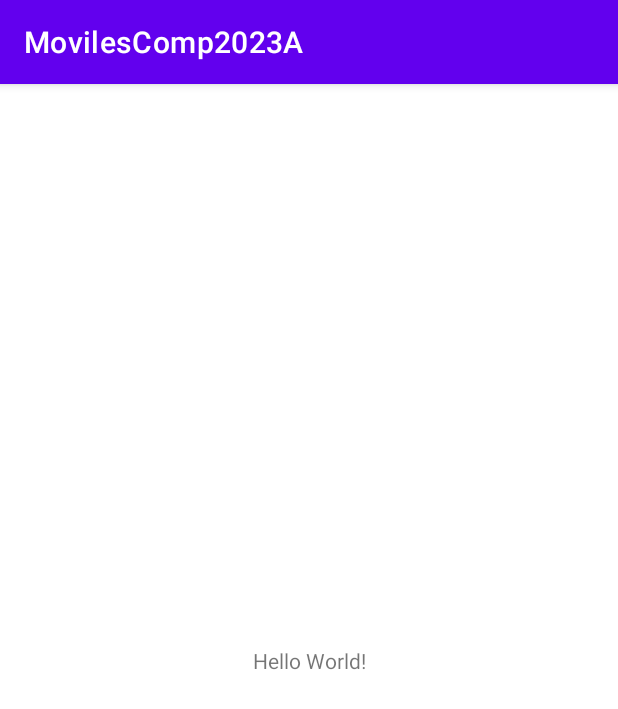
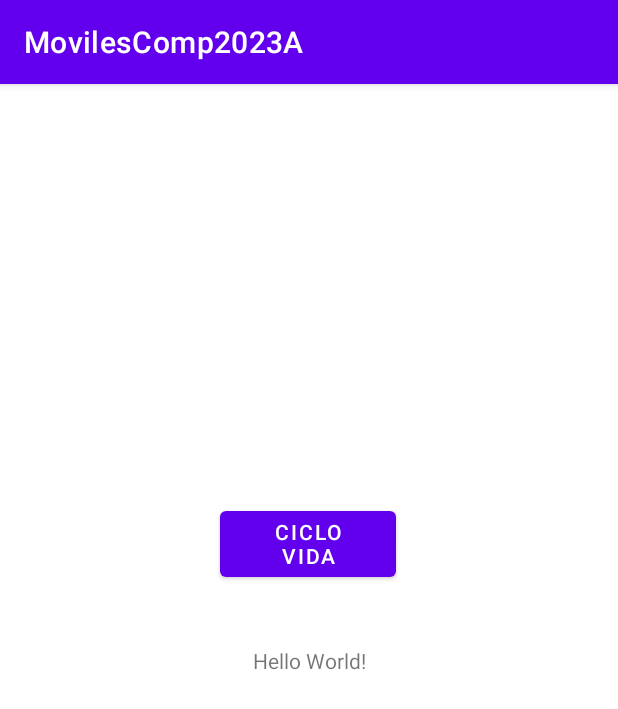
Before and after one commit to 2023-a-moviles-computacion/chicaiza-sandovalin-kharol-victoria-mov-com, an Android app: the screen it shows after launch (MainActivity), on a phone screen of 412 x 824 dp. Shown: the top 709 px of the screen. Run offline under Robolectric (Android 15) with nearby library versions, the phone set to English and light mode, and no system bars.

Commit message:
start -android studio

```diff
--- a/01-Android/app/src/main/java/com/example/movilescomp2023a/MainActivity.kt
+++ b/01-Android/app/src/main/java/com/example/movilescomp2023a/MainActivity.kt
@@ -1,11 +1,20 @@
 package com.example.movilescomp2023a
 
+import android.content.Intent
 import androidx.appcompat.app.AppCompatActivity
 import android.os.Bundle
 
+// en AppCompatActivity va a estar toda la logica que vemos aqui
 class MainActivity : AppCompatActivity() {
     override fun onCreate(savedInstanceState: Bundle?) {
         super.onCreate(savedInstanceState)
         setContentView(R.layout.activity_main)
     }
+
+    fun irActividad(
+    clase: Class<*>
+    ){
+        val intent=Intent(this,clase)
+        startActivity(intent)
+    }
 }
--- a/01-Android/app/src/main/res/layout/activity_main.xml
+++ b/01-Android/app/src/main/res/layout/activity_main.xml
@@ -7,6 +7,7 @@
     tools:context=".MainActivity">
 
     <TextView
+        android:id="@+id/textView"
         android:layout_width="wrap_content"
         android:layout_height="wrap_content"
         android:text="Hello World!"
@@ -15,4 +16,15 @@
         app:layout_constraintStart_toStartOf="parent"
         app:layout_constraintTop_toTopOf="parent" />
 
+    <Button
+        android:id="@+id/btn_ciclo_vida"
+        android:layout_width="117dp"
+        android:layout_height="56dp"
+        android:layout_marginBottom="40dp"
+        android:text="Ciclo Vida"
+        app:layout_constraintBottom_toTopOf="@+id/textView"
+        app:layout_constraintEnd_toEndOf="@+id/textView"
+        app:layout_constraintHorizontal_bias="0.525"
+        app:layout_constraintStart_toStartOf="@+id/textView" />
+
 </androidx.constraintlayout.widget.ConstraintLayout>
```
Also changed, not shown: 01-Android/app/src/main/AndroidManifest.xml (+7 -0 lines), 01-Android/app/src/main/java/com/example/movilescomp2023a/ACicloVida.kt (added, +11 -0 lines), 01-Android/app/src/main/res/layout/activity_aciclo_vida.xml (added, +9 -0 lines), 1 other file.
